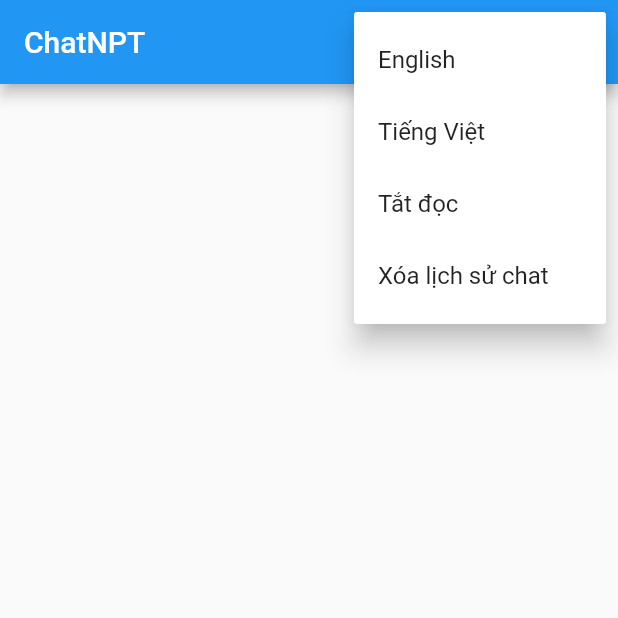
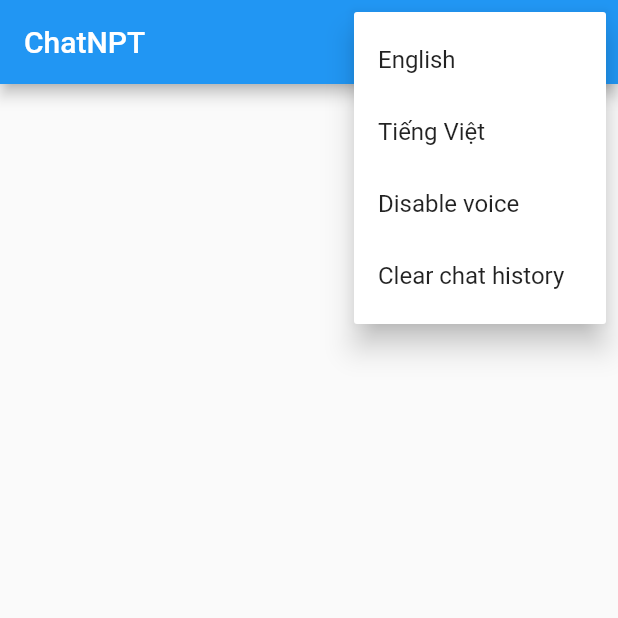
Before and after one commit to phuc1710/chat_npt, a Flutter app: the screen it shows after launch, after a tap on the "more vert" icon, on a phone screen of 412 x 824 dp, the top half of it. Run offline on Flutter 3.47's test engine with Material 2 defaults, Android fonts, the phone set to English and light mode, and no system bars; our stand-ins replace flutter_dotenv, hive, hive_flutter; missing offline and left inert: random_avatar, text_to_speech; accounts and stored records are empty.

Commit message:
feat: app l10n

```diff
--- a/lib/chat_page.dart
+++ b/lib/chat_page.dart
@@ -21,13 +21,15 @@ class _ChatPageState extends State<ChatPage> {
   final ScrollController _scrollController = ScrollController();
   TextToSpeech tts = TextToSpeech();
   bool _speechEnabled = true;
+  bool isEn = true;
 
   @override
   void initState() {
     super.initState();
     messages = box.get('messages', defaultValue: <String>[]);
+    isEn = box.get('isEn', defaultValue: true);
     scrollToBottom();
-    tts.setLanguage('en-US');
+    tts.setLanguage(isEn ? 'en-US' : 'vi-VN');
   }
 
   @override
@@ -41,22 +43,42 @@ class _ChatPageState extends State<ChatPage> {
               return [
                 PopupMenuItem(
                   child: const Text('English'),
-                  onTap: () => tts.setLanguage('en-US'),
+                  onTap: () {
+                    setState(() {
+                      isEn = true;
+                      box.put('isEn', true);
+                      tts.setLanguage('en-US');
+                    });
+                  },
                 ),
                 PopupMenuItem(
                   child: const Text('Tiếng Việt'),
-                  onTap: () => tts.setLanguage('vi-VN'),
+                  onTap: () {
+                    setState(() {
+                      isEn = false;
+                      box.put('isEn', false);
+                      tts.setLanguage('vi-VN');
+                    });
+                  },
                 ),
                 PopupMenuItem(
                     onTap: () => setState(() {
                           _speechEnabled = !_speechEnabled;
                           tts.stop();
                         }),
-                    child: Text(_speechEnabled ? 'Tắt đọc' : 'Bật đọc')),
+                    child: Text(_speechEnabled
+                        ? isEn
+                            ? 'Disable voice'
+                            : 'Tắt đọc'
+                        : isEn
+                            ? 'Enable voice'
+                            : 'Bật đọc')),
                 PopupMenuItem(
-                    child: const Text('Xóa lịch sử chat'),
+                    child:
+                        Text(isEn ? 'Clear chat history' : 'Xóa lịch sử chat'),
                     onTap: () => setState(() {
                           messages.clear();
+                          box.put('messages', messages);
                         }))
               ];
             },
@@ -85,9 +107,12 @@ class _ChatPageState extends State<ChatPage> {
                             RandomAvatar((index & 1 == 1) ? 'ChatNPT' : 'p',
                                 width: 40),
                             if (index & 1 == 1)
-                              IconButton(
-                                onPressed: () => tts.speak(messages[index]),
-                                icon: const Icon(Icons.play_circle),
+                              Padding(
+                                padding: const EdgeInsets.only(top: 8.0),
+                                child: InkWell(
+                                  onTap: () => tts.speak(messages[index]),
+                                  child: const Icon(Icons.play_circle),
+                                ),
                               )
                           ],
                         ),
@@ -103,7 +128,7 @@ class _ChatPageState extends State<ChatPage> {
             controller: _textController,
             decoration: InputDecoration(
               border: const OutlineInputBorder(),
-              hintText: 'Input message',
+              hintText: isEn ? 'Input message' : 'Nhập tin nhắn',
               suffixIcon: InkWell(
                   onTap: () async {
                     if (_textController.text.isEmpty) return;
```
